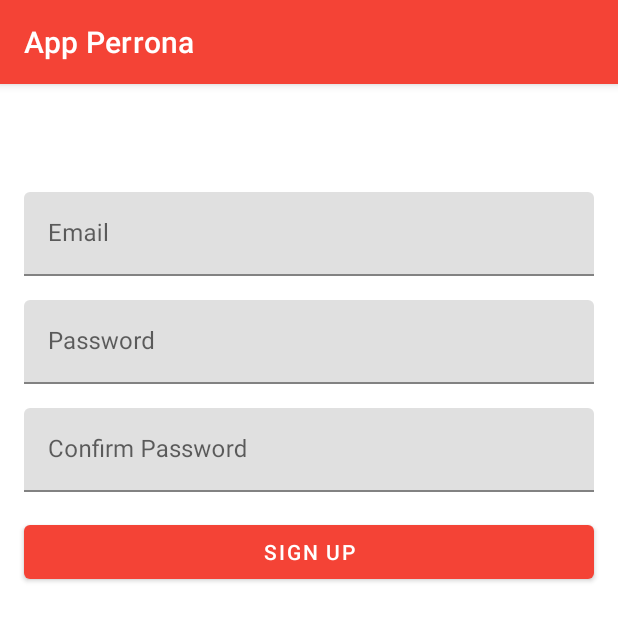
After one commit to juanfernandodev/advanced-android-kotlin-machinelearning, an Android app: the SignUpFragment screen opened through its navigation route, on a phone screen of 412 x 824 dp. The commit adds this screen. Shown: the top 621 px of the screen. Run offline under Robolectric (Android 15) with nearby library versions, the phone set to English and light mode, and no system bars; our stand-ins replace data binding.

Commit message:
Working in Login and SignUp Screen

```diff
--- a/app/build.gradle.kts
+++ b/app/build.gradle.kts
@@ -3,6 +3,7 @@ plugins {
     id("org.jetbrains.kotlin.android")
     id("kotlin-kapt")
     id("kotlin-parcelize")
+    id("androidx.navigation.safeargs")
 }
 
 android {
@@ -50,12 +51,17 @@ dependencies {
     val constrain_layout_version = "2.1.4"
     val junit_version = "4.13.2"
     val coilVersion = "2.6.0"
+    val navVersion = "2.7.7"
     implementation("androidx.core:core-ktx:$android_core_version")
     implementation("androidx.appcompat:appcompat:$android_appcompat_version")
     implementation("com.google.android.material:material:$android_material")
     implementation("androidx.constraintlayout:constraintlayout:$constrain_layout_version")
     implementation("androidx.lifecycle:lifecycle-viewmodel-ktx:$lifecycle_version")
     implementation("androidx.activity:activity-ktx:$activity_version")
+    //Navigation
+    implementation("androidx.navigation:navigation-fragment-ktx:$navVersion")
+    implementation("androidx.navigation:navigation-ui-ktx:$navVersion")
+
     //Retrofit
     implementation("com.squareup.retrofit2:retrofit:$retrofit_version")
     implementation("com.squareup.retrofit2:converter-moshi:$retrofit_version")
--- /dev/null
+++ b/app/src/main/java/com/juanferdev/appperrona/auth/LoginActivity.kt
@@ -0,0 +1,18 @@
+package com.juanferdev.appperrona.auth
+
+import android.os.Bundle
+import androidx.appcompat.app.AppCompatActivity
+import androidx.navigation.findNavController
+import com.juanferdev.appperrona.R
+
+class LoginActivity : AppCompatActivity(), LoginFragment.LoginFragmentActions {
+
+    override fun onCreate(savedInstanceState: Bundle?) {
+        super.onCreate(savedInstanceState)
+        setContentView(R.layout.activity_login)
+    }
+
+    override fun onRegisterButtonClick() {
+        findNavController(R.id.nav_host_fragment).navigate(LoginFragmentDirections.actionLoginFragmentToSignUpFragment())
+    }
+}
--- /dev/null
+++ b/app/src/main/java/com/juanferdev/appperrona/auth/LoginFragment.kt
@@ -0,0 +1,41 @@
+package com.juanferdev.appperrona.auth
+
+import android.content.Context
+import android.os.Bundle
+import android.view.LayoutInflater
+import android.view.View
+import android.view.ViewGroup
+import androidx.fragment.app.Fragment
+import com.juanferdev.appperrona.databinding.FragmentLoginBinding
+
+
+class LoginFragment : Fragment() {
+
+    fun interface LoginFragmentActions {
+        fun onRegisterButtonClick()
+    }
+
+    private lateinit var loginFragmentActions: LoginFragmentActions
+
+    override fun onAttach(context: Context) {
+        super.onAttach(context)
+        loginFragmentActions = try {
+            context as LoginFragmentActions
+        } catch (e: ClassCastException) {
+            throw ClassCastException("$context must implement LoginFragmentActions")
+        }
+    }
+
+    override fun onCreateView(
+        inflater: LayoutInflater, container: ViewGroup?,
+        savedInstanceState: Bundle?
+    ): View {
+        val binding = FragmentLoginBinding.inflate(inflater)
+        binding.loginRegisterButton.setOnClickListener {
+            loginFragmentActions.onRegisterButtonClick()
+        }
+        return binding.root
+    }
+
+
+}
--- /dev/null
+++ b/app/src/main/java/com/juanferdev/appperrona/auth/SignUpFragment.kt
@@ -0,0 +1,21 @@
+package com.juanferdev.appperrona.auth
+
+import android.os.Bundle
+import android.view.LayoutInflater
+import android.view.View
+import android.view.ViewGroup
+import androidx.fragment.app.Fragment
+import com.juanferdev.appperrona.databinding.FragmentSignUpBinding
+
+class SignUpFragment : Fragment() {
+
+    override fun onCreateView(
+        inflater: LayoutInflater, container: ViewGroup?,
+        savedInstanceState: Bundle?
+    ): View {
+        val binding = FragmentSignUpBinding.inflate(inflater)
+        return binding.root
+    }
+
+
+}
--- /dev/null
+++ b/app/src/main/res/layout/activity_login.xml
@@ -0,0 +1,13 @@
+<?xml version="1.0" encoding="utf-8"?>
+<layout xmlns:android="http://schemas.android.com/apk/res/android"
+    xmlns:app="http://schemas.android.com/apk/res-auto">
+
+    <androidx.fragment.app.FragmentContainerView
+        android:id="@+id/nav_host_fragment"
+        android:name="androidx.navigation.fragment.NavHostFragment"
+        android:layout_width="match_parent"
+        android:layout_height="match_parent"
+        app:defaultNavHost="true"
+        app:navGraph="@navigation/auth_nav_graph" />
+
+</layout>
--- /dev/null
+++ b/app/src/main/res/layout/fragment_sign_up.xml
@@ -0,0 +1,75 @@
+<?xml version="1.0" encoding="utf-8"?>
+<layout xmlns:android="http://schemas.android.com/apk/res/android"
+    xmlns:tools="http://schemas.android.com/tools">
+
+    <LinearLayout
+        android:layout_width="match_parent"
+        android:layout_height="match_parent"
+        android:orientation="vertical"
+        tools:context=".auth.LoginActivity">
+
+        <androidx.appcompat.widget.Toolbar
+            android:id="@+id/sign_up_toolbar"
+            android:layout_width="match_parent"
+            android:layout_height="wrap_content"
+            android:minHeight="?attr/actionBarSize" />
+
+        <com.google.android.material.textfield.TextInputLayout
+            android:id="@+id/email_input"
+            android:layout_width="match_parent"
+            android:layout_height="wrap_content"
+            android:layout_marginStart="16dp"
+            android:layout_marginTop="16dp"
+            android:layout_marginEnd="16dp">
+
+            <EditText
+                android:id="@+id/email_edit"
+                android:layout_width="match_parent"
+                android:layout_height="wrap_content"
+                android:autofillHints="emailAddress"
+                android:hint="@string/email"
+                android:inputType="textEmailAddress" />
+        </com.google.android.material.textfield.TextInputLayout>
+
+        <com.google.android.material.textfield.TextInputLayout
+            android:id="@+id/password_input"
+            android:layout_width="match_parent"
+            android:layout_height="wrap_content"
+            android:layout_marginStart="16dp"
+            android:layout_marginTop="16dp"
+            android:layout_marginEnd="16dp">
+
+            <EditText
+                android:id="@+id/password_edit"
+                android:layout_width="match_parent"
+                android:layout_height="wrap_content"
+                android:autofillHints="password"
+                android:hint="@string/password"
+                android:inputType="textPassword" />
+        </com.google.android.material.textfield.TextInputLayout>
+
+        <com.google.android.material.textfield.TextInputLayout
+            android:id="@+id/confirm_password_input"
+            android:layout_width="match_parent"
+            android:layout_height="wrap_content"
+            android:layout_margin="16dp">
+
+            <EditText
+                android:id="@+id/confirm_password_edit"
+                android:layout_width="match_parent"
+                android:layout_height="wrap_content"
+                android:autofillHints="password"
+                android:hint="@string/confirm_password"
+                android:inputType="textPassword" />
+        </com.google.android.material.textfield.TextInputLayout>
+
+        <Button
+            android:id="@+id/sign_up_button"
+            android:layout_width="match_parent"
+            android:layout_height="wrap_content"
+            android:layout_marginStart="16dp"
+            android:layout_marginEnd="16dp"
+            android:text="@string/sign_up" />
+
+    </LinearLayout>
+</layout>
--- /dev/null
+++ b/app/src/main/res/navigation/auth_nav_graph.xml
@@ -0,0 +1,19 @@
+<?xml version="1.0" encoding="utf-8"?>
+<navigation xmlns:android="http://schemas.android.com/apk/res/android"
+    xmlns:app="http://schemas.android.com/apk/res-auto"
+    android:id="@+id/auth_nav_graph"
+    app:startDestination="@id/loginFragment">
+
+    <fragment
+        android:id="@+id/loginFragment"
+        android:name="com.juanferdev.appperrona.auth.LoginFragment"
+        android:label="LoginFragment">
+        <action
+            android:id="@+id/action_loginFragment_to_signUpFragment"
+            app:destination="@id/signUpFragment" />
+    </fragment>
+    <fragment
+        android:id="@+id/signUpFragment"
+        android:name="com.juanferdev.appperrona.auth.SignUpFragment"
+        android:label="SignUpFragment" />
+</navigation>
--- a/app/src/main/res/values/strings.xml
+++ b/app/src/main/res/values/strings.xml
@@ -1,5 +1,5 @@
 <resources>
-    <string name="app_name">Dogedex</string>
+    <string name="app_name">App Perrona</string>
     <string name="female">Female</string>
     <string name="weight">Weight</string>
     <string name="height">Height</string>
@@ -10,4 +10,12 @@
     <string name="dog_life_expectancy_format">%s years</string>
     <string name="error_no_internet">Error: There is no internet connection</string>
     <string name="error_downloading_data">Error downloading data</string>
+    <string name="hello_blank_fragment">Hello blank fragment</string>
+    <string name="email">Email</string>
+    <string name="password">Password</string>
+    <string name="login">Login</string>
+    <string name="do_not_have_an_account">Do not have an account?</string>
+    <string name="register">Register</string>
+    <string name="confirm_password">Confirm Password</string>
+    <string name="sign_up">Sign Up</string>
 </resources>
--- a/app/src/main/res/values/themes.xml
+++ b/app/src/main/res/values/themes.xml
@@ -14,6 +14,12 @@
         <!-- Customize your theme here. -->
     </style>
 
+    <style name="ButtonRegister" parent="Theme.AppPerrona">
+        <item name="android:textColorPrimary">@color/text_black</item>
+        <item name="android:textColorSecondary">@color/white</item>
+
+    </style>
+
     <style name="DetailSectionName">
         <item name="android:textSize">14sp</item>
         <item name="android:fontFamily">sans-serif</item>
```
Also changed, not shown: app/src/main/AndroidManifest.xml (+8 -5 lines), app/src/main/res/layout/fragment_login.xml (added, +72 -0 lines), build.gradle.kts (+9 -0 lines).
